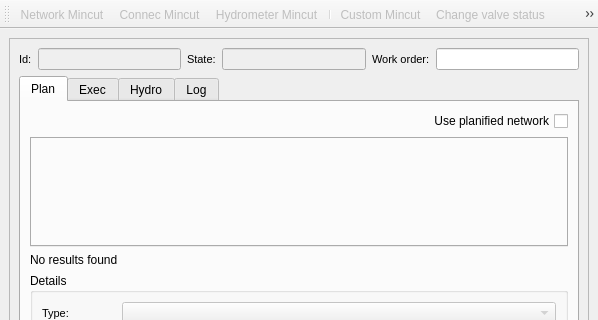
Old version of the form core/ui/toolbars/om/mincut.ui in the repository Giswater/giswater_qgis_plugin; both pictures show x 0 to 598 and y 0 to 320 of the 598 by 768 pixel window.
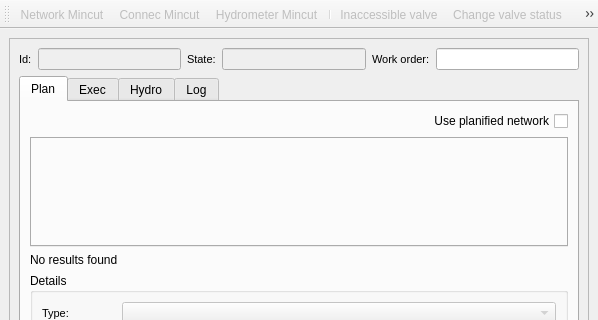
New version of the form. Icons and pictures are not drawn.

Commit message: fix(mincut.ui): Update action text and tooltip to 'Inaccessible valve'

The edit to the form file:
```diff
--- a/core/ui/toolbars/om/mincut.ui
+++ b/core/ui/toolbars/om/mincut.ui
@@ -1062,7 +1062,7 @@
      <normaloff>../../../../icons/dialogs/123.png</normaloff>../../../../icons/dialogs/123.png</iconset>
    </property>
    <property name="text">
-    <string>Custom Mincut</string>
+    <string>Inaccessible valve</string>
    </property>
    <property name="toolTip">
     <string>Custom Mincut</string>
```
Left out of the diff: 2 changed lines with no effect on the pictures.
